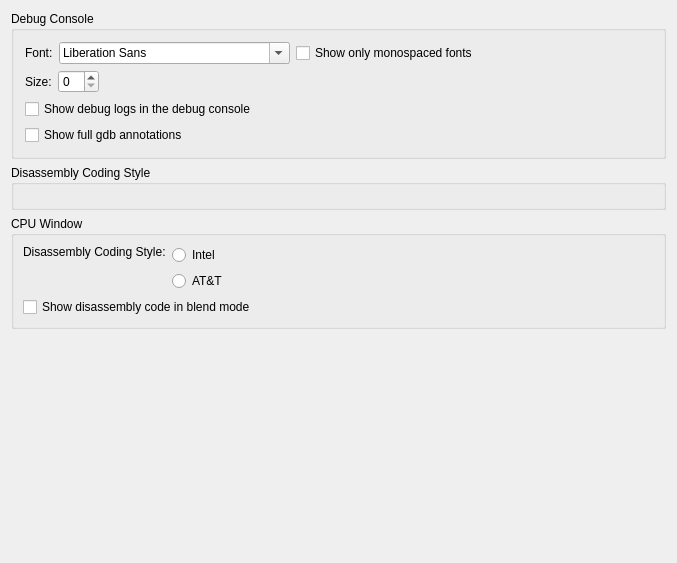
Old version of the form RedPandaIDE/settingsdialog/debuggeneralwidget.ui in the repository royqh1979/RedPanda-CPP.
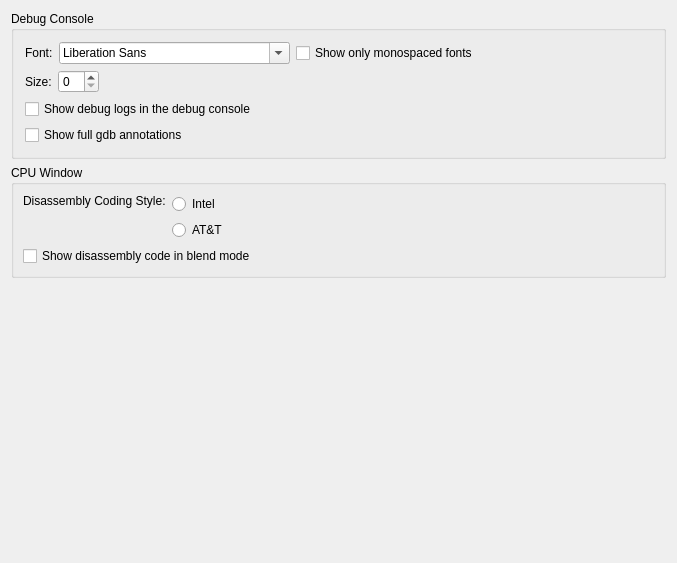
New version of the form.

Diff of the .ui file:
```diff
--- a/RedPandaIDE/settingsdialog/debuggeneralwidget.ui
+++ b/RedPandaIDE/settingsdialog/debuggeneralwidget.ui
@@ -138,27 +138,6 @@
      </layout>
     </widget>
    </item>
-   <item>
-    <widget class="QGroupBox" name="groupBox_2">
-     <property name="title">
-      <string>Disassembly Coding Style</string>
-     </property>
-     <layout class="QVBoxLayout" name="verticalLayout_3">
-      <property name="leftMargin">
-       <number>11</number>
-      </property>
-      <property name="topMargin">
-       <number>11</number>
-      </property>
-      <property name="rightMargin">
-       <number>11</number>
-      </property>
-      <property name="bottomMargin">
-       <number>11</number>
-      </property>
-     </layout>
-    </widget>
-   </item>
    <item>
     <widget class="QGroupBox" name="groupBox_3">
      <property name="title">
```
